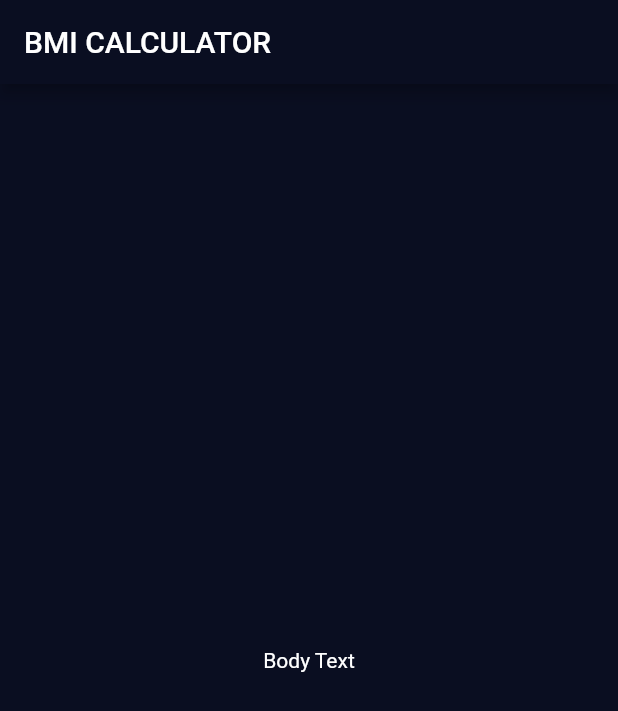
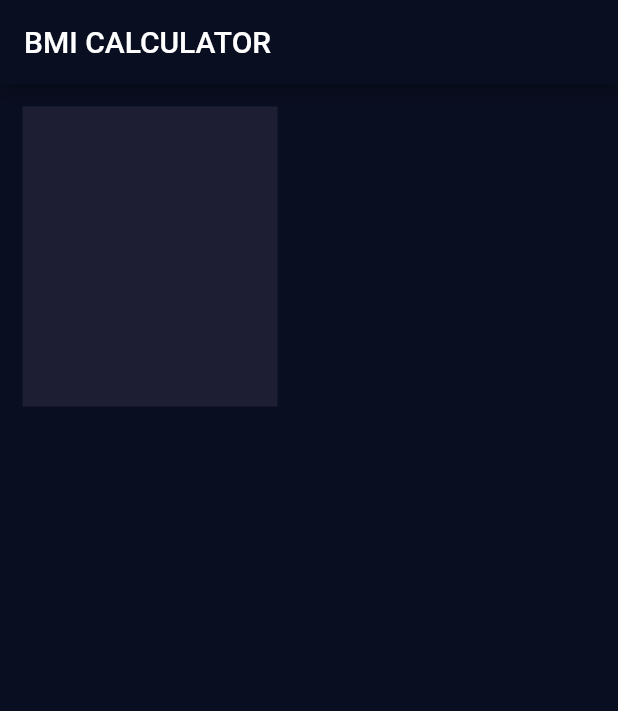
Before and after one commit to bmdesai0309/bmi-calculator, a Flutter app: the screen it shows after launch, on a phone screen of 412 x 824 dp. Shown: the top 711 px of the screen. Run offline on Flutter 3.47's test engine with Material 2 defaults, Android fonts, the phone set to English and light mode, and no system bars.

Commit message:
Design a container

```diff
--- a/lib/input_page.dart
+++ b/lib/input_page.dart
@@ -12,9 +12,12 @@ class _InputPageState extends State<InputPage> {
       appBar: AppBar(
         title: Text('BMI CALCULATOR'),
       ),
-      body: Center(
-        child: Text('Body Text'),
-      ),
+      body: Container(
+        color: Color(0xFF1D1E33),
+        height: 200.0,
+        width: 170.0,
+        margin: EdgeInsets.all(15.0),
+      )
     );
   }
 }
```
